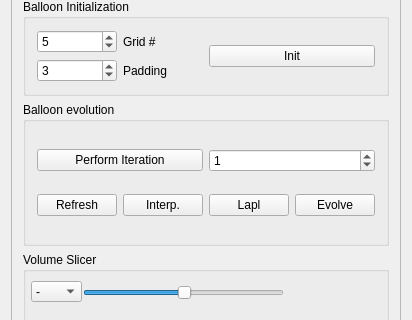
Old version of the form src/meshlabplugins/edit_vase/vasewidget.ui in the repository cnr-isti-vclab/meshlab; both pictures show x 0 to 412 and y 121 to 441 of the 412 by 796 pixel window.
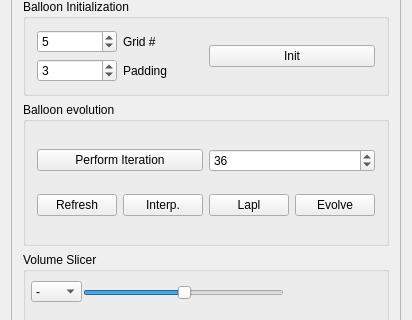
New version of the form.

What changed in the file:
```diff
--- a/src/meshlabplugins/edit_vase/vasewidget.ui
+++ b/src/meshlabplugins/edit_vase/vasewidget.ui
@@ -213,7 +213,7 @@
            <item>
             <widget class="QSpinBox" name="numItersSpin">
              <property name="value">
-              <number>1</number>
+              <number>36</number>
              </property>
             </widget>
            </item>
```
